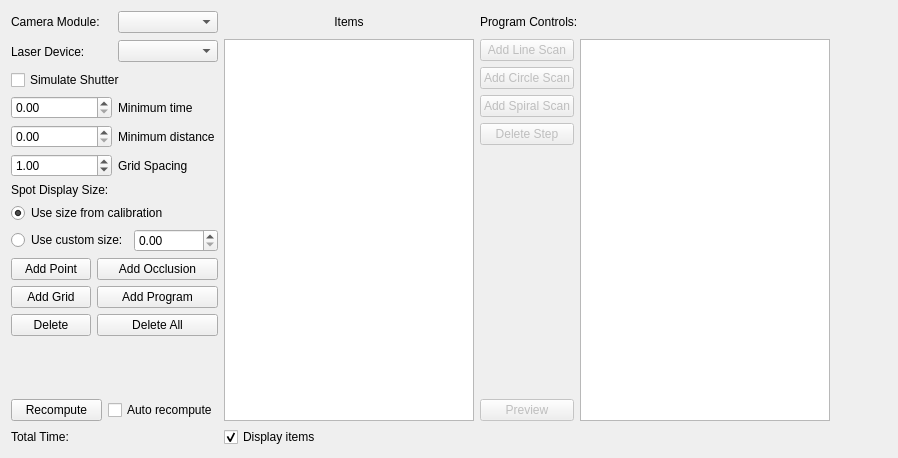
The window that lib/devices/Scanner/ProtocolTemplate.ui (acq4/acq4) describes before a commit, drawn with Qt 5.
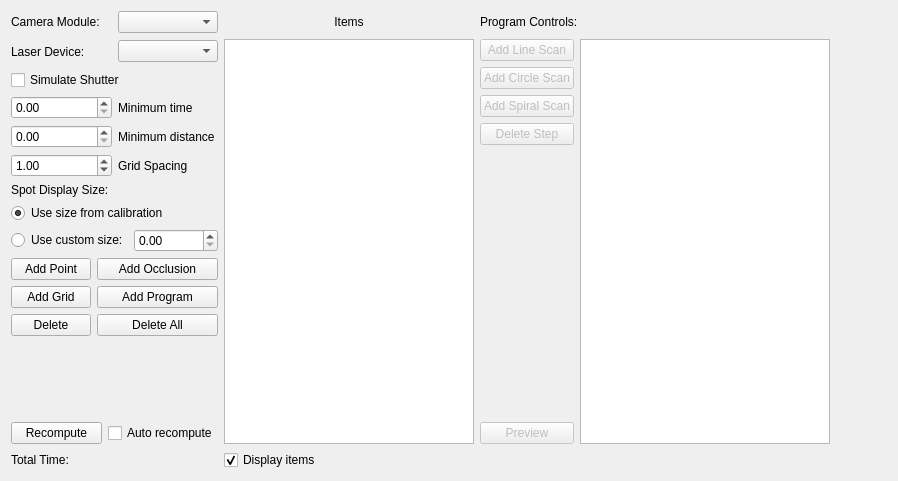
The same window after the commit. Custom widgets are drawn as their Qt base class.

```diff
--- a/lib/devices/Scanner/ProtocolTemplate.ui
+++ b/lib/devices/Scanner/ProtocolTemplate.ui
@@ -7,7 +7,7 @@
     <x>0</x>
     <y>0</y>
     <width>898</width>
-    <height>458</height>
+    <height>481</height>
    </rect>
   </property>
   <property name="windowTitle">
```
Left out of the diff: 10 changed lines with no effect on the pictures.
